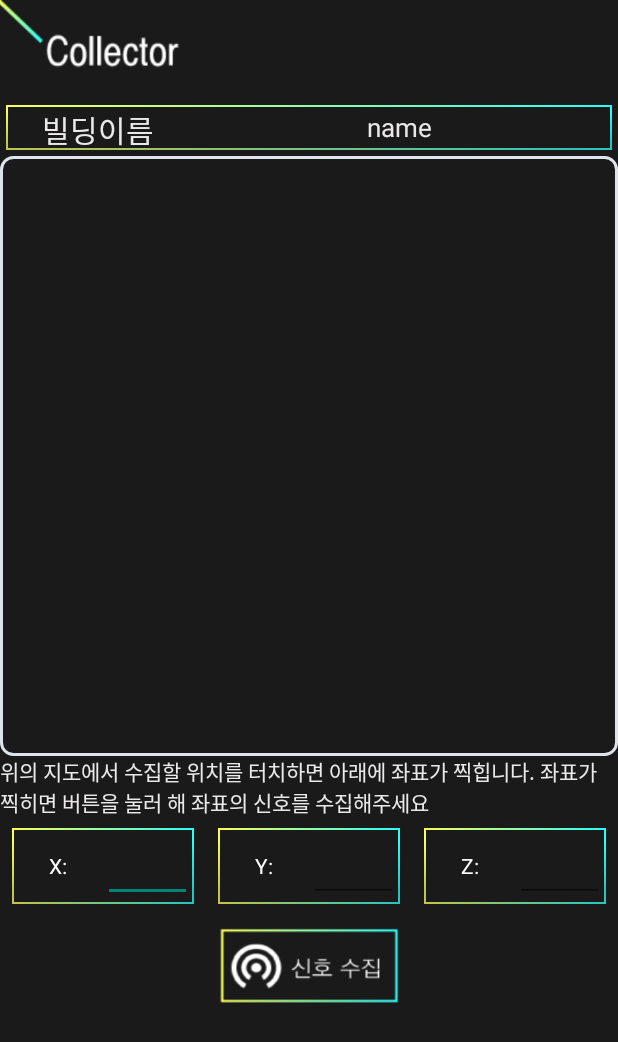
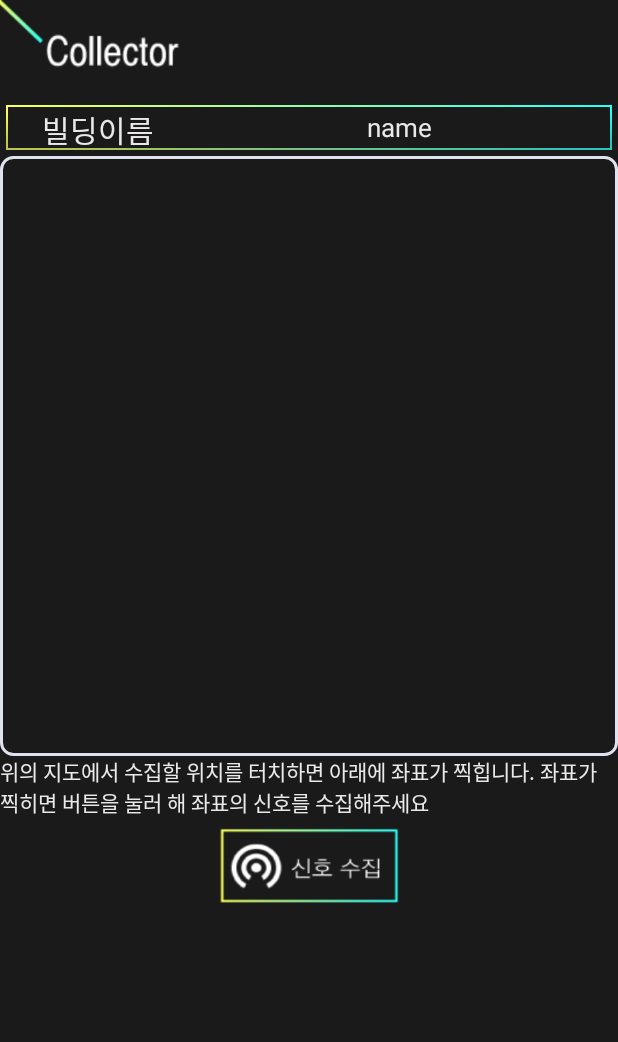
Before and after one commit to socc-io/Hawki, an Android app: the CollectorActivity screen opened directly, with no data from a screen before it, on a phone screen of 412 x 824 dp. Shown: the top 1042 px of the screen. Run offline under Robolectric (Android 15) with nearby library versions, the phone set to English and light mode, and no system bars; our stand-ins replace ButterKnife, Picasso; libraries missing offline, so code that uses them is left out: com.facebook.stetho; pictures from the network do not load; 1 statement that could not run was skipped.

Commit message:
Refactoring CollectorActivity

```diff
--- a/App/HawkiApp/app/src/main/java/com/socc/Hawki/app/view/BuildingSearchActivity.java
+++ b/App/HawkiApp/app/src/main/java/com/socc/Hawki/app/view/BuildingSearchActivity.java
@@ -62,17 +62,11 @@ public class BuildingSearchActivity extends AppCompatActivity {
             public void onClick(View view) {
 
                 String buildName = buildingNameEdit.getText().toString();
-                if (buildName.length() <= 0) {
+                if (buildName.length() == 0) {
                     Toast.makeText(getApplicationContext(), "건물 이름을 입력해주세요", Toast.LENGTH_SHORT).show();
                     return;
                 }
 
-//                HawkAPI api = HawkAPI.getInstance(); // get API Instance
-//                recvBuildingData = api.getBuildingInfo(buildName); // fetch data
-//                if (recvBuildingData == null) {
-//                    Toast.makeText(getApplicationContext(), "실패했습니다", Toast.LENGTH_SHORT).show();
-//                    return;
-//                }
                 HttpService httpService = HawkiApplication.getRetrofit().create(HttpService.class);
                 Call<GetBuildingInfoRes> call = httpService.getBuildingInfo(buildName);
                 call.enqueue(new Callback<GetBuildingInfoRes>() {
--- a/App/HawkiApp/app/src/main/java/com/socc/Hawki/app/view/CollectorActivity.java
+++ b/App/HawkiApp/app/src/main/java/com/socc/Hawki/app/view/CollectorActivity.java
@@ -16,7 +16,7 @@ import android.support.v7.app.AppCompatActivity;
 import android.util.Log;
 import android.view.MotionEvent;
 import android.view.View;
-import android.widget.EditText;
+import android.view.ViewTreeObserver;
 import android.widget.ImageView;
 import android.widget.TextView;
 import android.widget.Toast;
@@ -33,6 +33,8 @@ import org.json.JSONException;
 
 import java.util.List;
 
+import butterknife.BindView;
+import butterknife.ButterKnife;
 import retrofit2.Call;
 import retrofit2.Callback;
 import retrofit2.Response;
@@ -42,18 +44,9 @@ import retrofit2.Response;
  */
 public class CollectorActivity extends AppCompatActivity {
 
-    private EditText editTextX, editTextY, editTextZ;
-    private ImageView mapView;
-
-
     private WifiManager wifimanager;
 
-    private TextView buildIdTextView;
-    private TextView buildNameTextView;
-
     private Bitmap mapViewBitmap;
-
-    private ImageView canvasView;
     private Bitmap canvasViewBitmap;
 
     private int mapImageWidth = 0;
@@ -61,6 +54,17 @@ public class CollectorActivity extends AppCompatActivity {
 
     private int mapImageContainerWidth = 0;
     private int mapImageContainerHeight = 0;
+
+    private int xLoc,yLoc,zLoc = 0;
+
+    @BindView(R.id.textView_buildingName)
+    TextView buildNameTextView;
+
+    @BindView(R.id.canvasView)
+    ImageView canvasView;
+
+    @BindView(R.id.mapView)
+    ImageView mapView;
 
     private BroadcastReceiver wifiReceiver = new BroadcastReceiver() {
         @Override
@@ -76,8 +80,6 @@ public class CollectorActivity extends AppCompatActivity {
         super.onPause();
         try {
             unregisterReceiver(wifiReceiver);
-        } catch (IllegalArgumentException e) {
-
         } catch (Exception e) {
             Log.e("리시버가 아직 등록안됨.", e.getMessage());
         }
@@ -88,23 +90,12 @@ public class CollectorActivity extends AppCompatActivity {
     protected void onCreate(Bundle savedInstanceState) {
         super.onCreate(savedInstanceState);
         setContentView(R.layout.activity_collector);
+        ButterKnife.bind(this);
+        initMap();
+        initMapViewTouchListener();
 
-        // Holding view
-        editTextX = (EditText)  findViewById(R.id.editTextX);
-        editTextY = (EditText)  findViewById(R.id.editTextY);
-        editTextZ = (EditText)  findViewById(R.id.editTextZ);
-
-        //buildIdTextView = (TextView) findViewById(R.id.editText_buildingId);
-        buildNameTextView = (TextView) findViewById(R.id.textView_buildingName);
-
-        //buildIdTextView.setText(SingleTonBuildingInfo.getInstance().getSelectedBuildId());
         buildNameTextView.setText(SingleTonBuildingInfo.getInstance().getSelectedBuildName());
-        // Holding WIFI manager
         wifimanager = (WifiManager) getApplicationContext().getSystemService(WIFI_SERVICE);
-
-        initMap();
-        initCanvas();
-
     }
 
     @Override
@@ -112,9 +103,41 @@ public class CollectorActivity extends AppCompatActivity {
         super.onWindowFocusChanged(hasFocus);
         //Here you can get the size!
         Log.d("onWindowFocusChanged","onWindowFocusChanged 호출");
+    }
 
-        mapImageContainerWidth = canvasView.getWidth();
-        mapImageContainerHeight = canvasView.getHeight();
+    private void initMap() {
+
+        String bid = SingleTonBuildingInfo.getInstance().getSelectedBuildId();
+        String mapURL =  HawkiApplication.getMapImageURL(bid);
+
+        Picasso.with(getApplicationContext()).load(mapURL).into(new Target() {
+            @Override
+            public void onBitmapLoaded(Bitmap bitmap, Picasso.LoadedFrom from) {
+                mapView.setImageBitmap(bitmap);
+                mapView.setVisibility(View.VISIBLE);
+                mapViewBitmap = bitmap;
+            }
+
+            @Override
+            public void onBitmapFailed(Drawable errorDrawable) {
+                mapViewBitmap = Bitmap.createBitmap(mapImageContainerWidth, mapImageContainerHeight, Bitmap.Config.ARGB_8888);
+            }
+
+            @Override
+            public void onPrepareLoad(Drawable placeHolderDrawable) {
+
+            }
+        });
+    }
+
+    private void initMapViewTouchListener() {
+
+        canvasView.getViewTreeObserver().addOnGlobalLayoutListener(new ViewTreeObserver.OnGlobalLayoutListener() {
+            @Override
+            public void onGlobalLayout() {
+                canvasView.getViewTreeObserver().removeOnGlobalLayoutListener(this);
+                mapImageContainerWidth = canvasView.getMeasuredWidth();
+                mapImageContainerHeight = canvasView.getMeasuredHeight();
 
                 canvasViewBitmap = Bitmap.createBitmap(mapImageContainerWidth, mapImageContainerHeight, Bitmap.Config.ARGB_8888);
                 canvasView.setOnTouchListener(new View.OnTouchListener() {
@@ -148,62 +171,24 @@ public class CollectorActivity extends AppCompatActivity {
                                 Log.d("caculateX", caculateX + "" );
                                 Log.d("caculateY",caculateY + "");
 
-                        editTextX.setText(String.valueOf((int) event.getX() / 80));
-                        editTextY.setText(String.valueOf((int) event.getY() / 80));
-                        editTextZ.setText(String.valueOf(0));
+                                xLoc = caculateX;
+                                yLoc = caculateY;
+                                zLoc = 0;
                         }
 
                         return true;
                     }
                 });
-
-
-        // TODO: 2017. 11. 12 여기서 클릭이벤트 등록 기기
-
-    }
-
-    private void initMap() {
-
-        mapView   = (ImageView) findViewById(R.id.mapView);
-        String bid = SingleTonBuildingInfo.getInstance().getSelectedBuildId();
-        String mapURL =  HawkiApplication.getMapImageURL(bid);
-
-        Picasso.with(getApplicationContext()).load(mapURL).into(new Target() {
-            @Override
-            public void onBitmapLoaded(Bitmap bitmap, Picasso.LoadedFrom from) {
-                mapView.setImageBitmap(bitmap);
-                mapView.setVisibility(View.VISIBLE);
-                mapViewBitmap = bitmap;
-
-                initCanvas();
-            }
-
-            @Override
-            public void onBitmapFailed(Drawable errorDrawable) {
-                mapViewBitmap = Bitmap.createBitmap(mapImageContainerWidth, mapImageContainerHeight, Bitmap.Config.ARGB_8888);
-            }
-
-            @Override
-            public void onPrepareLoad(Drawable placeHolderDrawable) {
-
             }
         });
-    }
 
-    private void initCanvas() {
-
-        Log.d("canvasView","canvasView 호출");
-        canvasView = (ImageView) findViewById(R.id.canvasView);
     }
 
     public void getWIFIScanResult() {
         String bid = SingleTonBuildingInfo.getInstance().getSelectedBuildId();
-        float x = Float.parseFloat(editTextX.getText().toString());
-        float y = Float.parseFloat(editTextY.getText().toString());
-        float z = Float.parseFloat(editTextZ.getText().toString());
         List<ScanResult> wifiScanResult = wifimanager.getScanResults();
 
-        PostCollectRssiReq req = new PostCollectRssiReq(bid, x, y, z, wifiScanResult);
+        PostCollectRssiReq req = new PostCollectRssiReq(bid, xLoc, yLoc, zLoc, wifiScanResult);
         HttpService httpService = HawkiApplication.getRetrofit().create(HttpService.class);
         Call<String> call = httpService.postCollectRssi(req);
 
--- a/App/HawkiApp/app/src/main/java/com/socc/Hawki/app/view/FinderActivity.java
+++ b/App/HawkiApp/app/src/main/java/com/socc/Hawki/app/view/FinderActivity.java
@@ -79,6 +79,12 @@ public class FinderActivity extends AppCompatActivity {
 
         initMap();
         initCanvas();
+
+        if(wifimanager == null)
+            wifimanager = (WifiManager) getApplicationContext().getSystemService(WIFI_SERVICE);
+        IntentFilter filter = new IntentFilter();
+        filter.addAction(WifiManager.SCAN_RESULTS_AVAILABLE_ACTION);
+        registerReceiver(wifiReceiver, filter);
     }
 
     @Override
@@ -170,11 +176,7 @@ public class FinderActivity extends AppCompatActivity {
     }
 
     public void finderClicked(View v) throws JSONException {
-        if(wifimanager == null)
-            wifimanager = (WifiManager) getApplicationContext().getSystemService(WIFI_SERVICE);
-        IntentFilter filter = new IntentFilter();
-        filter.addAction(WifiManager.SCAN_RESULTS_AVAILABLE_ACTION);
-        registerReceiver(wifiReceiver, filter);
+
         wifimanager.startScan();
     }
 }
--- a/App/HawkiApp/app/src/main/res/layout/activity_collector.xml
+++ b/App/HawkiApp/app/src/main/res/layout/activity_collector.xml
@@ -87,117 +87,6 @@
                     android:textColor="@color/colorGray"/>
             </FrameLayout>
 
-            <LinearLayout
-                android:layout_width="match_parent"
-                android:layout_height="match_parent"
-                android:layout_weight="4"
-                android:background="@color/colorBlack"
-                android:orientation="horizontal"
-                android:visibility="visible">
-
-
-                <FrameLayout
-                    android:layout_width="0dp"
-                    android:layout_height="match_parent"
-                    android:layout_margin="8dp"
-                    android:layout_weight="1"
-                    android:background="@drawable/bg_search_bar">
-
-                    <LinearLayout
-                        android:layout_width="match_parent"
-                        android:layout_height="match_parent"
-                        android:layout_margin="1dp"
-                        android:background="@color/colorBlack">
-
-                        <TextView
-                            android:layout_width="0dp"
-                            android:layout_height="match_parent"
-                            android:layout_weight="1"
-                            android:gravity="center"
-                            android:text="@string/x"
-                            android:textColor="@color/colorWhite" />
-
-                        <EditText
-                            android:id="@+id/editTextX"
-                            android:layout_width="0dp"
-                            android:layout_height="match_parent"
-                            android:layout_weight="1"
-                            android:gravity="center"
-                            android:inputType="number"
-                            android:textColor="@color/colorWhite"
-                            android:textSize="20sp" />
-                    </LinearLayout>
-
-                </FrameLayout>
-
-                <FrameLayout
-                    android:layout_width="0dp"
-                    android:layout_height="match_parent"
-                    android:layout_margin="8dp"
-                    android:layout_weight="1"
-                    android:background="@drawable/bg_search_bar">
-
-                    <LinearLayout
-                        android:layout_width="match_parent"
-                        android:layout_height="match_parent"
-                        android:layout_margin="1dp"
-                        android:background="@color/colorBlack">
-
-                        <TextView
-                            android:layout_width="0dp"
-                            android:layout_height="match_parent"
-                            android:layout_weight="1"
-                            android:gravity="center"
-                            android:text="@string/y"
-                            android:textColor="@color/colorWhite" />
-
-                        <EditText
-                            android:id="@+id/editTextY"
-                            android:layout_width="0dp"
-                            android:layout_height="match_parent"
-                            android:layout_weight="1"
-                            android:gravity="center"
-                            android:inputType="number"
-                            android:textColor="@color/colorWhite"
-                            android:textSize="20sp" />
-                    </LinearLayout>
-
-                </FrameLayout>
-
-                <FrameLayout
-                    android:layout_width="0dp"
-                    android:layout_height="match_parent"
-                    android:layout_margin="8dp"
-                    android:layout_weight="1"
-                    android:background="@drawable/bg_search_bar">
-
-                    <LinearLayout
-                        android:layout_width="match_parent"
-                        android:layout_height="match_parent"
-                        android:layout_margin="1dp"
-                        android:background="@color/colorBlack">
-
-                        <TextView
-                            android:layout_width="0dp"
-                            android:layout_height="match_parent"
-                            android:layout_weight="1"
-                            android:gravity="center"
-                            android:text="@string/z"
-                            android:textColor="@color/colorWhite" />
-
-                        <EditText
-                            android:id="@+id/editTextZ"
-                            android:layout_width="0dp"
-                            android:layout_height="match_parent"
-                            android:layout_weight="1"
-                            android:gravity="center"
-                            android:inputType="number"
-                            android:textColor="@color/colorWhite"
-                            android:textSize="20sp" />
-                    </LinearLayout>
-                </FrameLayout>
-            </LinearLayout>
-
             <FrameLayout
                 android:layout_width="120dp"
                 android:layout_height="50dp"
```
Also changed, not shown: 2 other files. Lines whose indentation alone changed are shown as unchanged.
